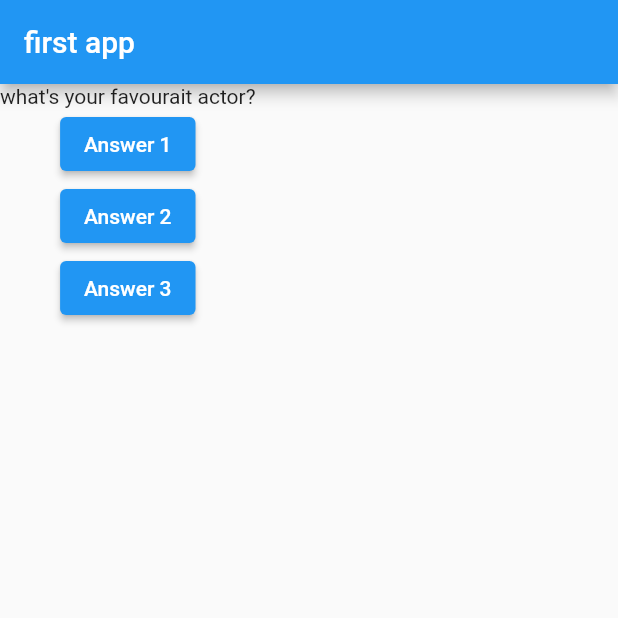
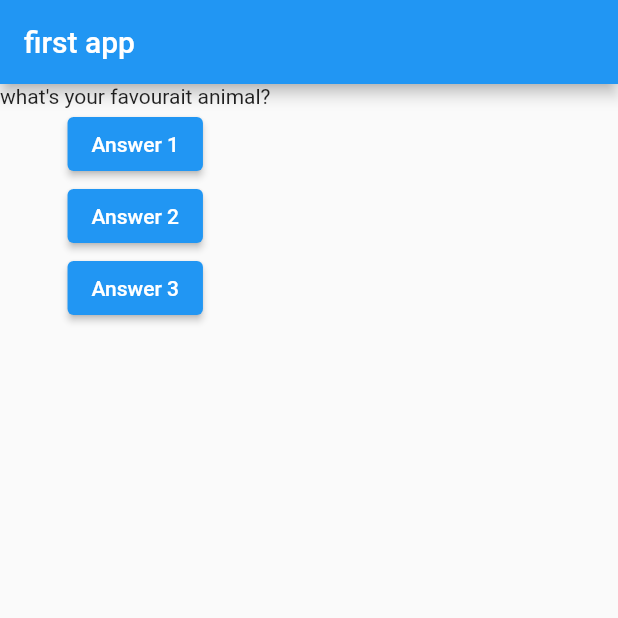
Before and after one commit to niguns7/QuizApp--flutter-, a Flutter app: the screen it shows after launch, after a tap on "Answer 1", on a phone screen of 412 x 824 dp, the top half of it. Run offline on Flutter 3.47's test engine with Material 2 defaults, Android fonts, the phone set to English and light mode, and no system bars.

```diff
--- a/lib/main.dart
+++ b/lib/main.dart
@@ -7,26 +7,32 @@ import 'package:flutter/material.dart';
 //every widgit are the dart classes which at the end have build methode
 
 void main() => runApp(MyApp());
+//if we pass answerQuestion () that expect result of the function meanwhile in our function is a void type function so we onkly call its name
+class MyApp extends StatefulWidget {
 
-//if we pass answerQuestion () that expect result of the function meanwhile in our function is a void type function so we onkly call its name
+  @override
+  State<MyApp> createState() => _MyAppState();
+}
 
-class MyApp extends StatelessWidget {
+class _MyAppState extends State<MyApp> {
 
   var questionIndex = 0;
 
+  var questions = [
+      'what\'s your favourait color?',
+      'what\'s your favourait animal?',
+    ];
   void answerQuestion () {
-    questionIndex = questionIndex + 1;
+    setState(() {
+      questionIndex= questionIndex + 1;
+    });
+
     print(questionIndex);
   }
-
-
   //flutter need to extends either stateless or statefull widgits
   @override
   Widget build(BuildContext context) {
-    var questions = [
-      "what's your favourait actor?",
-      "what's genra of film you like?"
-    ];
+
     //build is the methode which flutter eill call to draw something tot he screen
     return MaterialApp(
       home: Scaffold(
@@ -36,10 +42,10 @@ class MyApp extends StatelessWidget {
         body: Column(
           children: [
             Text(
-              questions[questionIndex]
+              questions[questionIndex],
             ),
             ElevatedButton(
-              onPressed: answerQuestion, //name of function instead the result
+              onPressed: answerQuestion , //name of function instead the result
               child: Text('Answer 1'),
             ),
             ElevatedButton(
```
